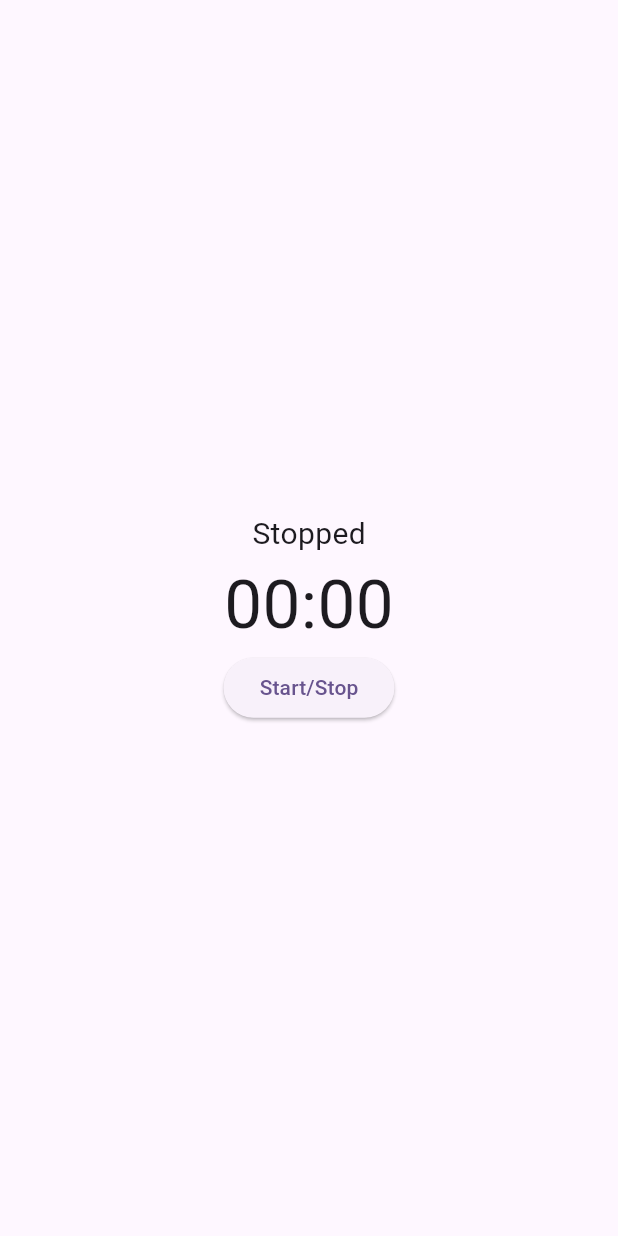
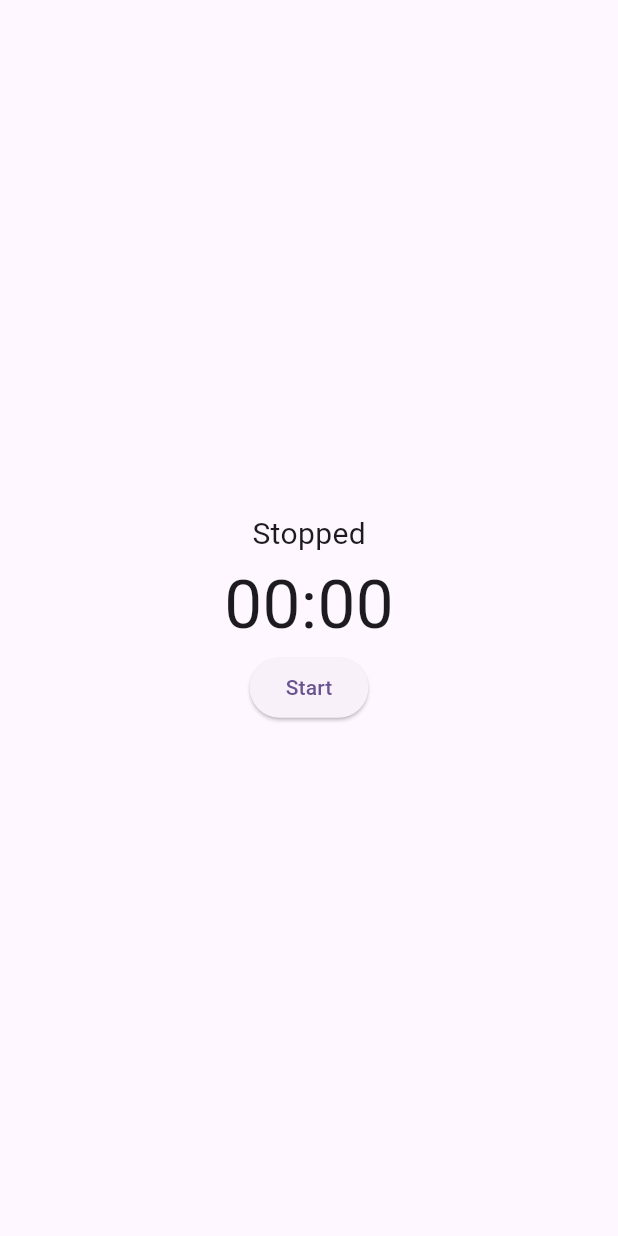
Before and after one commit to yixiangyin/time-track, a Flutter app: the screen it shows after launch, on a phone screen of 412 x 824 dp. Run offline on Flutter 3.47's test engine with Material 3 defaults, Android fonts, the phone set to English and light mode, and no system bars.

Commit message:
toggle button

```diff
--- a/lib/home.dart
+++ b/lib/home.dart
@@ -54,7 +54,7 @@ class _TimeTrackHomeState extends State<TimeTrackHome> {
                       });
                     }
                   },
-                  child: Text('Start/Stop'))
+                  child: Text(timer != null ? 'Stop' : 'Start'))
             ])
           ],
         ),
```
